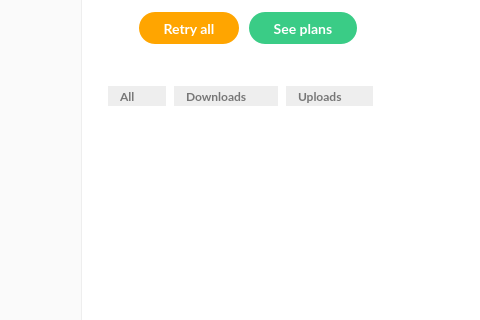
meganz/MEGAsync, file src/MEGASync/transfers/gui/macx/TransferManager.ui: the form before one commit; both pictures show x 174 to 654 and y 0 to 320 of the 1225 by 752 pixel window.
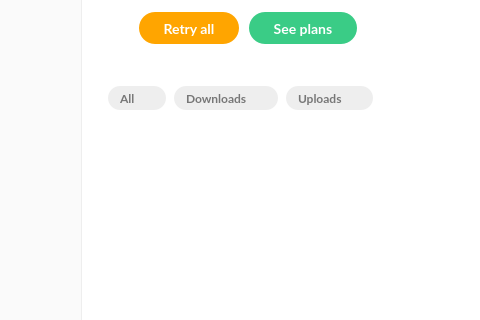
The form after the commit. The open tabs and pages were chosen to show the change. Icons and pictures are not drawn. Custom widgets are drawn as their Qt base class.

Commit message: Some ui fixes when testing in Linux and macOS

Patch:
```diff
--- a/src/MEGASync/transfers/gui/macx/TransferManager.ui
+++ b/src/MEGASync/transfers/gui/macx/TransferManager.ui
@@ -192,12 +192,12 @@
 
 #bPause, #bSearch
 {
-    height: 36px;
-    width: 36px;
-    min-height: 36px;
-    min-width: 36px;
-    max-height: 36px;
-    max-width: 36px;
+    height: 32px;
+    width: 32px;
+    min-height: 32px;
+    min-width: 32px;
+    max-height: 32px;
+    max-width: 32px;
     qProperty-iconSize: 32px;
     padding: 0px;
     margin: 0px;
@@ -249,17 +249,6 @@
     font-weight: bold;
     text-align: right;
 }
-
-#bClearAll
-{
-    min-height: 36px;
-    min-width: 36px;
-    max-height: 36px;
-    max-width: 36px;
-    height: 36px;
-    width: 36px;
-    qProperty-iconSize: 36px;
-}
  
 QToolButton
 {
@@ -2673,6 +2662,18 @@
                 </property>
                 <item>
                  <widget class="QWidget" name="wAllResults" native="true">
+                  <property name="minimumSize">
+                   <size>
+                    <width>0</width>
+                    <height>24</height>
+                   </size>
+                  </property>
+                  <property name="maximumSize">
+                   <size>
+                    <width>16777215</width>
+                    <height>24</height>
+                   </size>
+                  </property>
                   <property name="cursor">
                    <cursorShape>PointingHandCursor</cursorShape>
                   </property>
@@ -2714,6 +2715,18 @@
                 </item>
                 <item>
                  <widget class="QWidget" name="wDlResults" native="true">
+                  <property name="minimumSize">
+                   <size>
+                    <width>0</width>
+                    <height>24</height>
+                   </size>
+                  </property>
+                  <property name="maximumSize">
+                   <size>
+                    <width>16777215</width>
+                    <height>24</height>
+                   </size>
+                  </property>
                   <property name="cursor">
                    <cursorShape>PointingHandCursor</cursorShape>
                   </property>
@@ -2755,6 +2768,18 @@
                 </item>
                 <item>
                  <widget class="QWidget" name="wUlResults" native="true">
+                  <property name="minimumSize">
+                   <size>
+                    <width>0</width>
+                    <height>24</height>
+                   </size>
+                  </property>
+                  <property name="maximumSize">
+                   <size>
+                    <width>16777215</width>
+                    <height>24</height>
+                   </size>
+                  </property>
                   <property name="cursor">
                    <cursorShape>PointingHandCursor</cursorShape>
                   </property>
```
Lines whose indentation alone changed are shown as unchanged. The commit also changes 2 other files.
